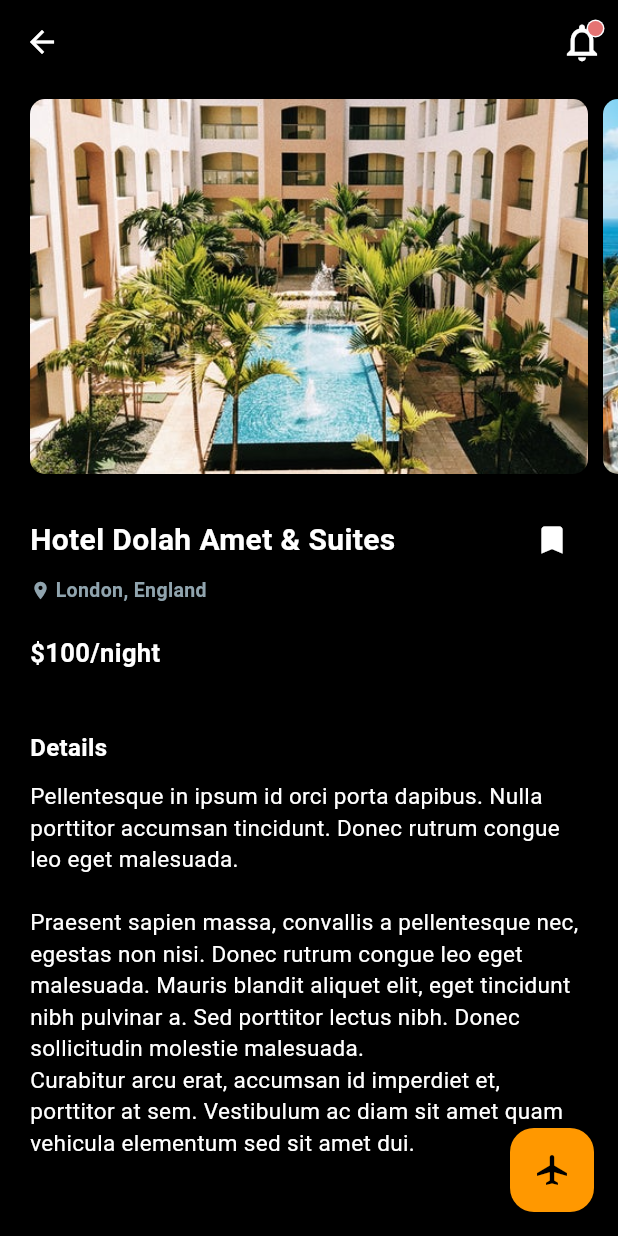
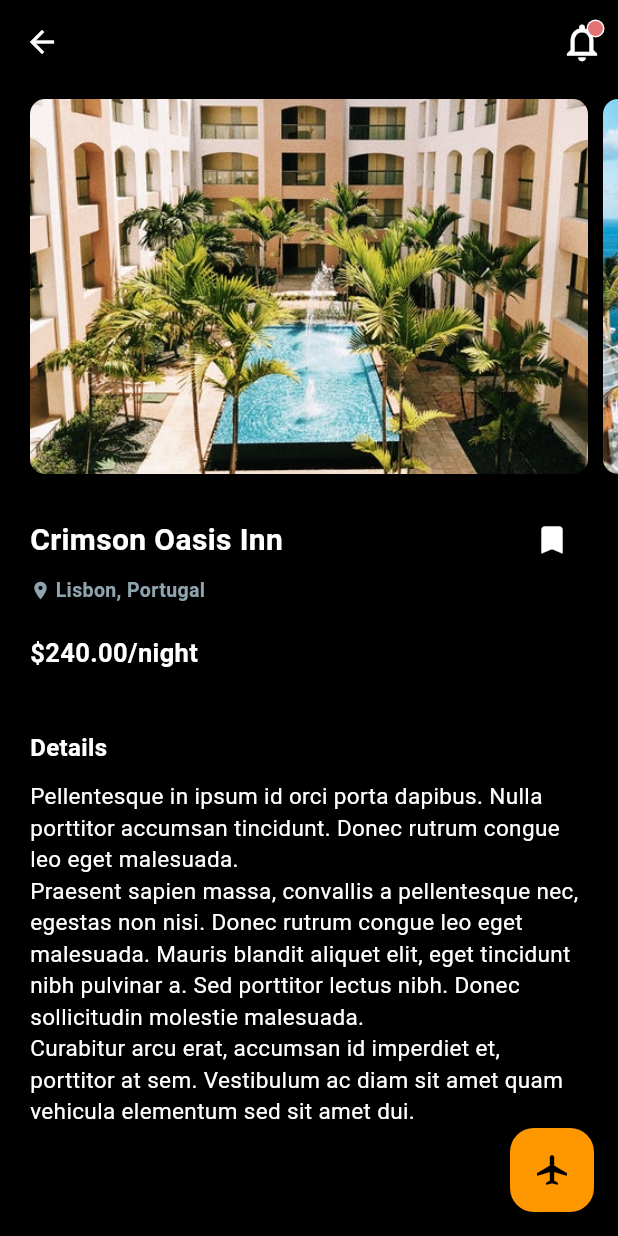
Before and after one commit to NimeshVasani/travel_app_ui_challenege, a Flutter app: the screen it shows after launch, after a tap on "Curabitur Beach", on a phone screen of 412 x 824 dp. Run offline on Flutter 3.47's test engine with Material 3 defaults, Android fonts, the phone set to English and light mode, and no system bars.

Commit message:
UI update

```diff
--- a/lib/screens/details.dart
+++ b/lib/screens/details.dart
@@ -4,7 +4,8 @@ import '../util/places.dart';
 import '../widgets/icon_badge.dart';
 
 class Details extends StatelessWidget {
-  const Details({super.key});
+  final int index;
+  const Details({super.key, required this.index});
 
   @override
   Widget build(BuildContext context) {
@@ -45,7 +46,7 @@ class Details extends StatelessWidget {
                   Container(
                     alignment: Alignment.centerLeft,
                     child: Text(
-                      "${places[0]["name"]}",
+                      "${places[index]["name"]}",
                       style: const TextStyle(
                         fontWeight: FontWeight.w700,
                         fontSize: 20,
@@ -75,7 +76,7 @@ class Details extends StatelessWidget {
                   Container(
                     alignment: Alignment.centerLeft,
                     child: Text(
-                      "${places[0]["location"]}",
+                      "${places[index]["location"]}",
                       style: TextStyle(
                         fontWeight: FontWeight.bold,
                         fontSize: 13,
@@ -91,7 +92,7 @@ class Details extends StatelessWidget {
               Container(
                 alignment: Alignment.centerLeft,
                 child: Text(
-                  "${places[0]["price"]}",
+                  "${places[index]["price"]}",
                   style: const TextStyle(
                     fontWeight: FontWeight.bold,
                     fontSize: 17,
@@ -118,7 +119,7 @@ class Details extends StatelessWidget {
               Container(
                 alignment: Alignment.centerLeft,
                 child: Text(
-                  "${places[0]["details"]}",
+                  "${places[index]["details"]}",
                   style: const TextStyle(
                     fontWeight: FontWeight.normal,
                     fontSize: 15.0,
--- a/lib/util/places.dart
+++ b/lib/util/places.dart
@@ -1,8 +1,8 @@
 List places = [
   {
-    "name": "Hotel Dolah Amet & Suites",
+    "name": "Eternal Horizons Retreat",
     "img": "assets/1.jpeg",
-    "price": r"$100/night",
+    "price": r"$196.00/night",
     "location": "London, England",
     "details": "Pellentesque in ipsum id orci porta dapibus. "
         "Nulla porttitor accumsan tincidunt. Donec rutrum "
@@ -15,9 +15,9 @@ List places = [
         "Vestibulum ac diam sit amet quam vehicula elementum sed sit amet dui.",
   },
   {
-    "name": "Beach Mauris Blandit",
+    "name": "Crimson Oasis Inn",
     "img": "assets/2.jpeg",
-    "price": r"$100/night",
+    "price": r"$240.00/night",
     "location": "Lisbon, Portugal",
     "details": "Pellentesque in ipsum id orci porta dapibus. "
         "Nulla porttitor accumsan tincidunt. Donec rutrum "
@@ -30,9 +30,9 @@ List places = [
         "Vestibulum ac diam sit amet quam vehicula elementum sed sit amet dui.",
   },
   {
-    "name": "Ipsum Restaurant",
+    "name": "Azure Dream Resorts",
     "img": "assets/3.jpeg",
-    "price": r"$100/night",
+    "price": r"$80.00/night",
     "location": "Paris, France",
     "details": "Pellentesque in ipsum id orci porta dapibus. "
         "Nulla porttitor accumsan tincidunt. Donec rutrum "
@@ -47,22 +47,15 @@ List places = [
   {
     "name": "Curabitur Beach",
     "img": "assets/4.jpeg",
-    "price": r"$100/night",
+    "price": r"$190.00/night",
     "location": "Rome, Italy",
-    "details": "Pellentesque in ipsum id orci porta dapibus. "
-        "Nulla porttitor accumsan tincidunt. Donec rutrum "
-        "congue leo eget malesuada. "
-        "\nPraesent sapien massa, convallis a pellentesque "
-        "nec, egestas non nisi. Donec rutrum congue leo eget malesuada. "
-        "Mauris blandit aliquet elit, eget tincidunt nibh pulvinar a. "
-        "Sed porttitor lectus nibh. Donec sollicitudin molestie malesuada. "
-        "\nCurabitur arcu erat, accumsan id imperdiet et, porttitor at sem. "
-        "Vestibulum ac diam sit amet quam vehicula elementum sed sit amet dui.",
+    "details":
+        "Curabitue Beach in Rome is a serene escape along the picturesque Tyrrhenian Sea. With golden sands, crystal-clear waters, and a backdrop of cliffs and greenery, it's a perfect retreat. Ideal for sun-soaked relaxation, seaside strolls, and refreshing swims. As the sun sets, the beach becomes a romantic haven, offering a blissful escape from the city buzz. Cherish moments of tranquility and beauty at Curabitue Beach."
   },
   {
-    "name": "Tincidunt Pool",
+    "name": "Opulent Orchid Suites",
     "img": "assets/5.jpeg",
-    "price": r"$100/night",
+    "price": r"$130.00/night",
     "location": "Madrid, Spain",
     "details": "Pellentesque in ipsum id orci porta dapibus. "
         "Nulla porttitor accumsan tincidunt. Donec rutrum "
--- a/lib/widgets/horizontal_place_item.dart
+++ b/lib/widgets/horizontal_place_item.dart
@@ -61,7 +61,7 @@ class HorizontalPlaceItem extends StatelessWidget {
           Navigator.of(context).push(
             MaterialPageRoute(
               builder: (BuildContext context) {
-                return Details();
+                return Details(index: 1,);
               },
             ),
           );
--- a/lib/widgets/vertical_place_item.dart
+++ b/lib/widgets/vertical_place_item.dart
@@ -95,7 +95,7 @@ class VerticalPlaceItem extends StatelessWidget {
           Navigator.of(context).push(
             MaterialPageRoute(
               builder: (BuildContext context) {
-                return Details();
+                return Details(index: 3,);
               },
             ),
           );
```
